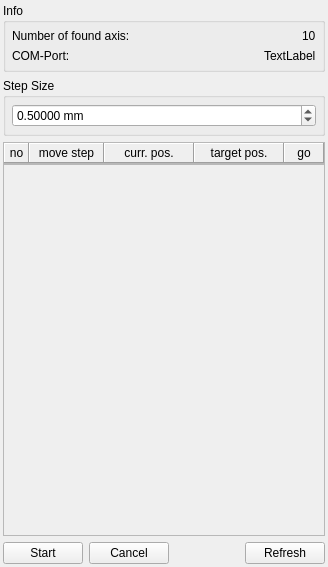
Qt form NewportSMC100/dockWidgetSMC100.ui (itom-project/plugins) before a commit.
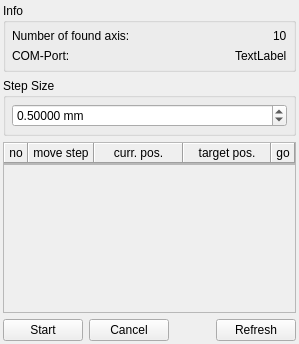
The same form after that commit.

The edit to the form file:
```diff
--- a/NewportSMC100/dockWidgetSMC100.ui
+++ b/NewportSMC100/dockWidgetSMC100.ui
@@ -6,16 +6,10 @@
    <rect>
     <x>0</x>
     <y>0</y>
-    <width>328</width>
-    <height>567</height>
+    <width>299</width>
+    <height>344</height>
    </rect>
   </property>
-  <property name="minimumSize">
-   <size>
-    <width>229</width>
-    <height>240</height>
-   </size>
-  </property>
   <property name="windowTitle">
    <string>Newport SMC100</string>
   </property>
@@ -115,12 +109,6 @@
    </item>
    <item>
     <widget class="QGroupBox" name="groupBox_2">
-     <property name="minimumSize">
-      <size>
-       <width>0</width>
-       <height>0</height>
-      </size>
-     </property>
      <property name="title">
       <string>Step Size</string>
      </property>
@@ -175,12 +163,6 @@
      </property>
      <item>
       <widget class="QFrame" name="frame">
-       <property name="maximumSize">
-        <size>
-         <width>16777215</width>
-         <height>25</height>
-        </size>
-       </property>
        <property name="frameShape">
         <enum>QFrame::StyledPanel</enum>
        </property>
@@ -214,18 +196,6 @@
             <verstretch>0</verstretch>
            </sizepolicy>
           </property>
-          <property name="minimumSize">
-           <size>
-            <width>25</width>
-            <height>0</height>
-           </size>
-          </property>
-          <property name="maximumSize">
-           <size>
-            <width>16777215</width>
-            <height>16777215</height>
-           </size>
-          </property>
           <property name="frameShape">
            <enum>QFrame::Panel</enum>
           </property>
@@ -269,18 +239,6 @@
             <verstretch>0</verstretch>
            </sizepolicy>
           </property>
-          <property name="minimumSize">
-           <size>
-            <width>75</width>
-            <height>0</height>
-           </size>
-          </property>
-          <property name="maximumSize">
-           <size>
-            <width>16777215</width>
-            <height>16777215</height>
-           </size>
-          </property>
           <property name="frameShape">
            <enum>QFrame::Panel</enum>
           </property>
@@ -333,18 +291,6 @@
             <verstretch>0</verstretch>
            </sizepolicy>
           </property>
-          <property name="minimumSize">
-           <size>
-            <width>0</width>
-            <height>0</height>
-           </size>
-          </property>
-          <property name="maximumSize">
-           <size>
-            <width>16777215</width>
-            <height>16777215</height>
-           </size>
-          </property>
           <property name="frameShape">
            <enum>QFrame::Panel</enum>
           </property>
@@ -391,18 +337,6 @@
             <verstretch>0</verstretch>
            </sizepolicy>
           </property>
-          <property name="minimumSize">
-           <size>
-            <width>0</width>
-            <height>0</height>
-           </size>
-          </property>
-          <property name="maximumSize">
-           <size>
-            <width>16777215</width>
-            <height>16777215</height>
-           </size>
-          </property>
           <property name="frameShape">
            <enum>QFrame::Panel</enum>
           </property>
@@ -443,18 +377,6 @@
             <verstretch>0</verstretch>
            </sizepolicy>
           </property>
-          <property name="minimumSize">
-           <size>
-            <width>40</width>
-            <height>0</height>
-           </size>
-          </property>
-          <property name="maximumSize">
-           <size>
-            <width>40</width>
-            <height>16777215</height>
-           </size>
-          </property>
           <property name="frameShape">
            <enum>QFrame::Panel</enum>
           </property>
@@ -500,8 +422,8 @@
          <rect>
           <x>0</x>
           <y>0</y>
-          <width>316</width>
-          <height>375</height>
+          <width>289</width>
+          <height>160</height>
          </rect>
         </property>
         <layout class="QVBoxLayout" name="verticalListLayout">
```
